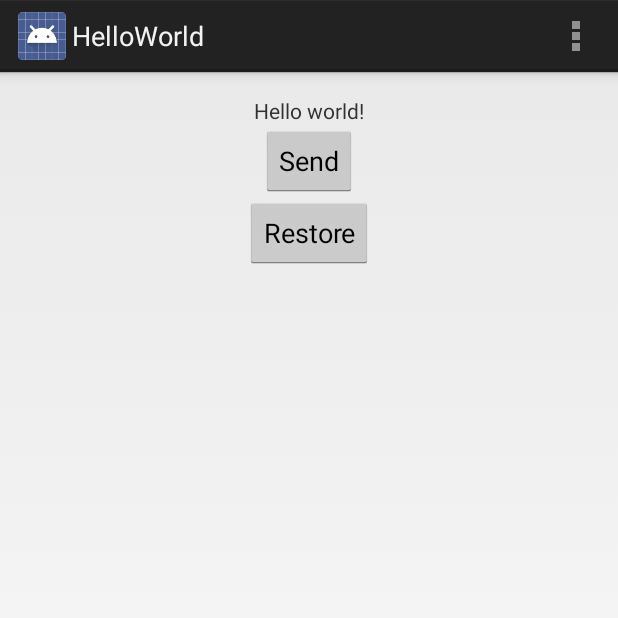
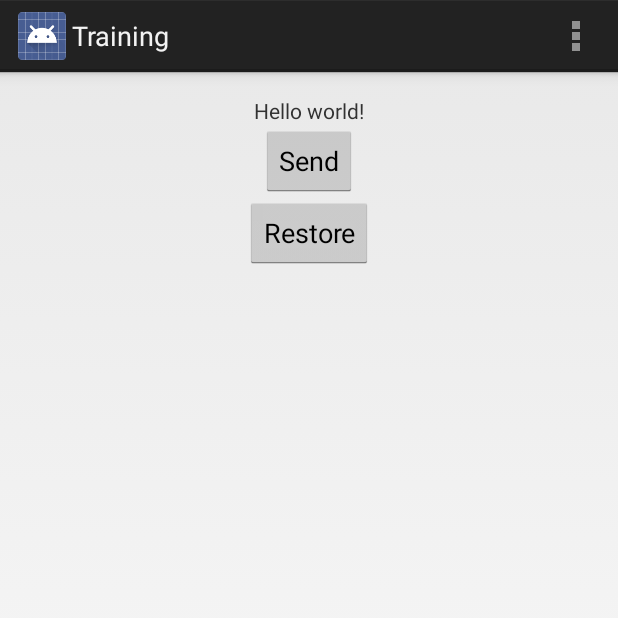
Before and after one commit to csdacuyan/HelloWorld, an Android app: the screen it shows after launch (MyActivity), after a tap on "Restore", on a phone screen of 412 x 824 dp, the top half of it. Run offline under Robolectric (Android 15) with nearby library versions, the phone set to English and light mode, and no system bars; 1 other tap on this screen came first.

Commit message:
Fixed and added missing code

```diff
--- a/app/src/main/java/com/example/dacuyancarlo/helloworld/MyActivity.java
+++ b/app/src/main/java/com/example/dacuyancarlo/helloworld/MyActivity.java
@@ -18,6 +18,7 @@ public class MyActivity extends Activity {
         setContentView(R.layout.activity_my);
 
         final TextView textView = (TextView) findViewById(R.id.textView);
+
         Button btnSend = (Button) findViewById(R.id.btnSend);
         btnSend.setOnClickListener(new View.OnClickListener() {
             @Override
@@ -32,11 +33,11 @@ public class MyActivity extends Activity {
             @Override
             public void onClick(View view) {
                 textView.setVisibility(View.VISIBLE);
-                Toast.makeText(getApplicationContext(), "Message restored!", Toast.LENGTH_LONG).show();
+                Toast.makeText(getApplicationContext(), "Message restoration is complete!", Toast.LENGTH_LONG).show();
             }
         });
+
     }
-
 
     @Override
     public boolean onCreateOptionsMenu(Menu menu) {
--- a/app/src/main/res/values/strings.xml
+++ b/app/src/main/res/values/strings.xml
@@ -1,7 +1,7 @@
 <?xml version="1.0" encoding="utf-8"?>
 <resources>
 
-    <string name="app_name">HelloWorld</string>
+    <string name="app_name">Training</string>
     <string name="hello_world">Hello world!</string>
     <string name="btn_send">"Send"</string>
     <string name="btn_restore">"Restore"</string>
```
